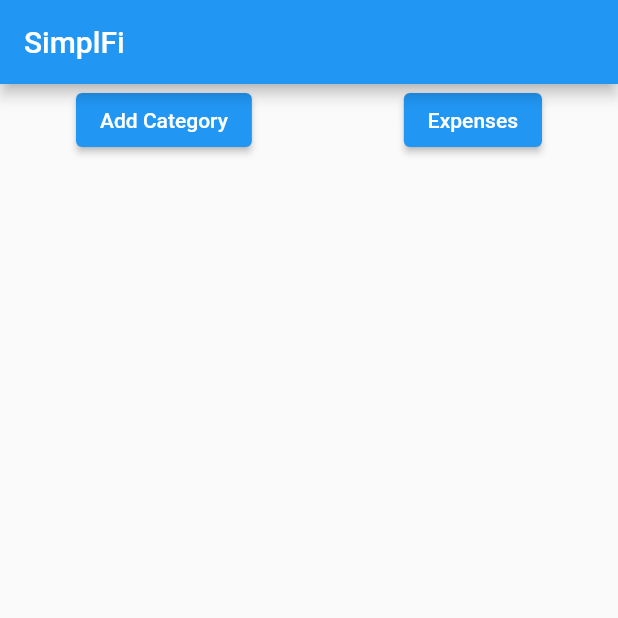
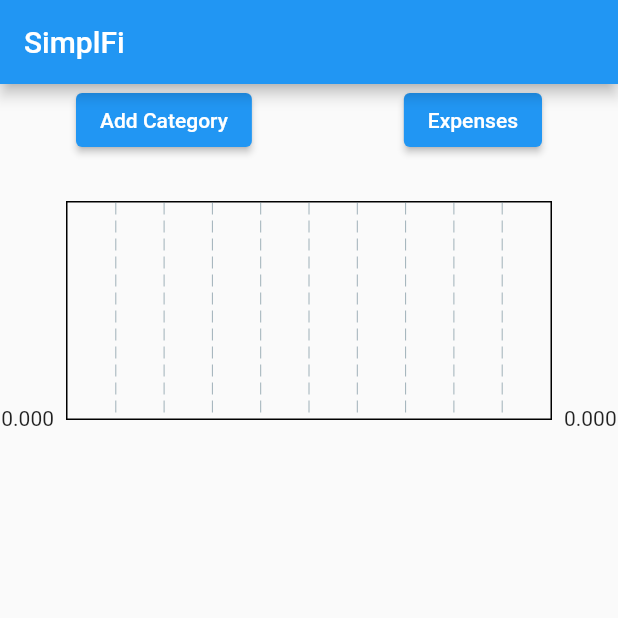
Before and after one commit to subhadeepchowdhury41/simplfi, a Flutter app: the screen it shows after launch, on a phone screen of 412 x 824 dp, the top half of it. Run offline on Flutter 3.47's test engine with Material 2 defaults, Android fonts, the phone set to English and light mode, and no system bars; drawn by our look-alikes of fl_chart; our stand-ins replace bloc, flutter_bloc, flutter_riverpod, hive; accounts and stored records are empty.

Commit message:
expense graph

```diff
--- a/lib/main.dart
+++ b/lib/main.dart
@@ -1,12 +1,9 @@
 import 'package:flutter/material.dart';
-import 'package:flutter_bloc/flutter_bloc.dart';
 import 'package:flutter_riverpod/flutter_riverpod.dart';
 import 'package:hive/hive.dart';
 import 'package:path_provider/path_provider.dart';
-import 'package:simplfi/models/budget_model.dart';
-import 'package:simplfi/models/category_model.dart';
-import 'package:simplfi/models/expense_model.dart';
-import 'package:simplfi/providers/budget_riverpod.dart';
+import 'package:simplfi/providers/budget_provider.dart';
+import 'package:simplfi/providers/expense_provider.dart';
 import 'package:simplfi/screens/dashboard/views/dashboard.dart';
 import 'package:simplfi/services/hive_db/boxes.dart';
 
@@ -15,10 +12,7 @@ Future<void> main() async {
   final appDir = await getApplicationDocumentsDirectory();
   Hive.init(appDir.path);
 
-  Hive.registerAdapter(CategoryAdapter());
-  Hive.registerAdapter(BudgetAdapter());
-  Hive.registerAdapter(ExpenseAdapter());
-
+  Boxes.registerBoxes();
   await Boxes.openAllBoxes();
 
   runApp(
@@ -28,8 +22,30 @@ Future<void> main() async {
   );
 }
 
-class SimplFi extends StatelessWidget {
+class SimplFi extends ConsumerStatefulWidget {
   const SimplFi({super.key});
+
+  @override
+  ConsumerState<SimplFi> createState() => _SimplFiState();
+}
+
+class _SimplFiState extends ConsumerState<SimplFi> {
+  Future<void> _initializeBudget() async {
+    await ref.read(budgetProvider.notifier).initialize().then((value) {
+      ref.read(expenseProvider.notifier).initializeExpenses();
+    });
+  }
+
+  Future<void> _init() async {
+    await _initializeBudget();
+  }
+
+  @override
+  void initState() {
+    _init();
+    super.initState();
+  }
+
   @override
   Widget build(BuildContext context) {
     return const MaterialApp(
--- a/lib/screens/dashboard/views/dashboard.dart
+++ b/lib/screens/dashboard/views/dashboard.dart
@@ -1,57 +1,25 @@
+import 'package:fl_chart/fl_chart.dart';
 import 'package:flutter/material.dart';
 import 'package:flutter_riverpod/flutter_riverpod.dart';
-import 'package:simplfi/providers/budget_riverpod.dart';
+import 'package:simplfi/providers/budget_provider.dart';
+import 'package:simplfi/providers/expense_provider.dart';
 import 'package:simplfi/screens/category/views/screens/add_categories_screen.dart';
-import 'package:simplfi/screens/expense/views/screens/add_expense_screen.dart';
-import 'package:simplfi/widgets/budget_expense_card.dart';
-import 'package:simplfi/widgets/chart.dart';
-
 import '../../expense/views/screens/expenses_screen.dart';
 
 class Dashboard extends ConsumerWidget {
   const Dashboard({super.key});
-  Future<void> _initializeBudget(WidgetRef ref) async {
-    await ref.read(budgetProvider.notifier).initialize().then((value) {
-      return;
-    });
-  }
 
   @override
   Widget build(BuildContext context, WidgetRef ref) {
+    final expenseList = ref.watch(expenseProvider);
+    int index = 0;
     return Scaffold(
       appBar: AppBar(
-        title: Text('SimplFi'),
+        title: const Text('SimplFi'),
         actions: [],
       ),
-      body: FutureBuilder(
-        future: _initializeBudget(ref),
-        builder: (context, snap) {
-          if (snap.connectionState == ConnectionState.waiting) {
-            return const Center(
-              child: CircularProgressIndicator(),
-            );
-          }
-          return Column(
+      body: Column(
             children: [
-              /// Budget Graph -------- update button(Go to update budget screen)
-              /// Expenses  --------- add expenses button
-
-              // BarChartSample2(ref: ref),
-
-              // Expanded(
-              //   flex: 2,
-              //   child: ListView(
-              //     shrinkWrap: true,
-              //     scrollDirection: Axis.horizontal,
-              //     children: [
-              //       const BudgetExpenseCard(
-              //           budget: 0.0,
-              //           categoryName: 'categoryName',
-              //           expense: 0.0),
-              //
-              //     ],
-              //   ),
-              // ),
               Row(
                 mainAxisAlignment: MainAxisAlignment.spaceAround,
                 children: [
@@ -69,22 +37,31 @@ class Dashboard extends ConsumerWidget {
                         Navigator.push(
                             context,
                             MaterialPageRoute(
-                                builder: (context) => ExpensesScreen()));
+                                builder: (context) => const ExpensesScreen()));
                       },
-                      child: Text('Expenses')),
+                      child: const Text('Expenses')),
                 ],
               ),
               Expanded(
                 flex: 7,
                 child: ListView(
                   scrollDirection: Axis.vertical,
-                  children: [],
+                  children: [
+                    AspectRatio(
+                      aspectRatio: 2,
+                      child: BarChart(BarChartData(
+                        barGroups: expenseList.map<BarChartGroupData>((exp) {
+                          return BarChartGroupData(
+                              x: index++,
+                              barRods: [BarChartRodData(toY: exp.amount!)]);
+                        }).toList(),
+                      )),
+                    )
+                  ],
                 ),
               ),
             ],
-          );
-        },
-      ),
+          )
     );
   }
 }
--- a/lib/screens/expense/repo/expense_repository.dart
+++ b/lib/screens/expense/repo/expense_repository.dart
@@ -2,7 +2,7 @@ import 'package:simplfi/models/expense_model.dart';
 import 'package:simplfi/services/hive_db/boxes.dart';
 
 abstract class ExpenseRepositoryBluePrint {
-  Future<List<Expense>> getAllExpenses();
+  List<Expense> getAllExpenses();
   Future<Expense?> getExpense(String id);
   Future<void> addExpense(Expense expense);
   Future<void> deleteExpense(String id);
@@ -23,7 +23,7 @@ class ExpenseRepository implements ExpenseRepositoryBluePrint {
   }
 
   @override
-  Future<List<Expense>> getAllExpenses() async {
+  List<Expense> getAllExpenses() {
     return _expenseBox.values.toList();
   }
 
--- a/lib/screens/expense/views/widgets/category_selector.dart
+++ b/lib/screens/expense/views/widgets/category_selector.dart
@@ -3,7 +3,7 @@ import 'package:simplfi/models/category_model.dart';
 
 class CategorySelector extends StatefulWidget {
   final List<CategoryModel> categories;
-  final ValueChanged<CategoryModel> onCategorySelected;
+  final Function(CategoryModel?) onCategorySelected;
 
   const CategorySelector({
     super.key,
--- a/lib/services/hive_db/boxes.dart
+++ b/lib/services/hive_db/boxes.dart
@@ -7,6 +7,12 @@ class Boxes {
   static const String _categoryBox = 'categoryBox';
   static const String _budgetBox = 'budgetBox';
   static const String _expenseBox = 'expenseBox';
+
+  static void registerBoxes() {
+    Hive.registerAdapter(CategoryAdapter());
+    Hive.registerAdapter(BudgetAdapter());
+    Hive.registerAdapter(ExpenseAdapter());
+  }
 
   static Future<void> openAllBoxes() async {
     await Hive.openBox<CategoryModel>(_categoryBox);
--- a/lib/widgets/chart.dart
+++ b/lib/widgets/chart.dart
@@ -3,7 +3,7 @@ import 'package:flutter/material.dart';
 import 'package:flutter_riverpod/flutter_riverpod.dart';
 import 'package:simplfi/models/category_model.dart';
 import 'package:simplfi/utils/extensions/color_extension.dart';
-import '../providers/budget_riverpod.dart';
+import '../providers/budget_provider.dart';
 import '../utils/app_colors.dart';
 
 class BarChartSample2 extends StatefulWidget {
--- a/pubspec.yaml
+++ b/pubspec.yaml
@@ -38,7 +38,7 @@ dependencies:
   hive_flutter: ^1.1.0
   flutter_bloc: ^8.1.2
   hive: ^2.2.3
-  fl_chart: ^0.61.0
+  fl_chart: ^0.62.0
   hive_generator: ^2.0.0
   build_runner: ^2.3.3
   uuid: ^3.0.7
```
Also changed, not shown: lib/models/budget_model.dart (+6 -1 lines), lib/providers/budget_provider.dart (renamed from lib/providers/budget_riverpod.dart, +21 -11 lines), lib/providers/expense_provider.dart (added, +57 -0 lines), lib/screens/category/views/screens/add_categories_screen.dart (+8 -25 lines), lib/screens/dashboard/repo/budget_repository.dart (+1 -35 lines), lib/screens/expense/repo/expense_riverpod.dart (deleted, +0 -60 lines), lib/screens/expense/views/screens/add_expense_screen.dart (+11 -45 lines), lib/screens/expense/views/screens/expenses_screen.dart (+19 -44 lines), lib/models/budget_model.g.dart, pubspec.lock.
